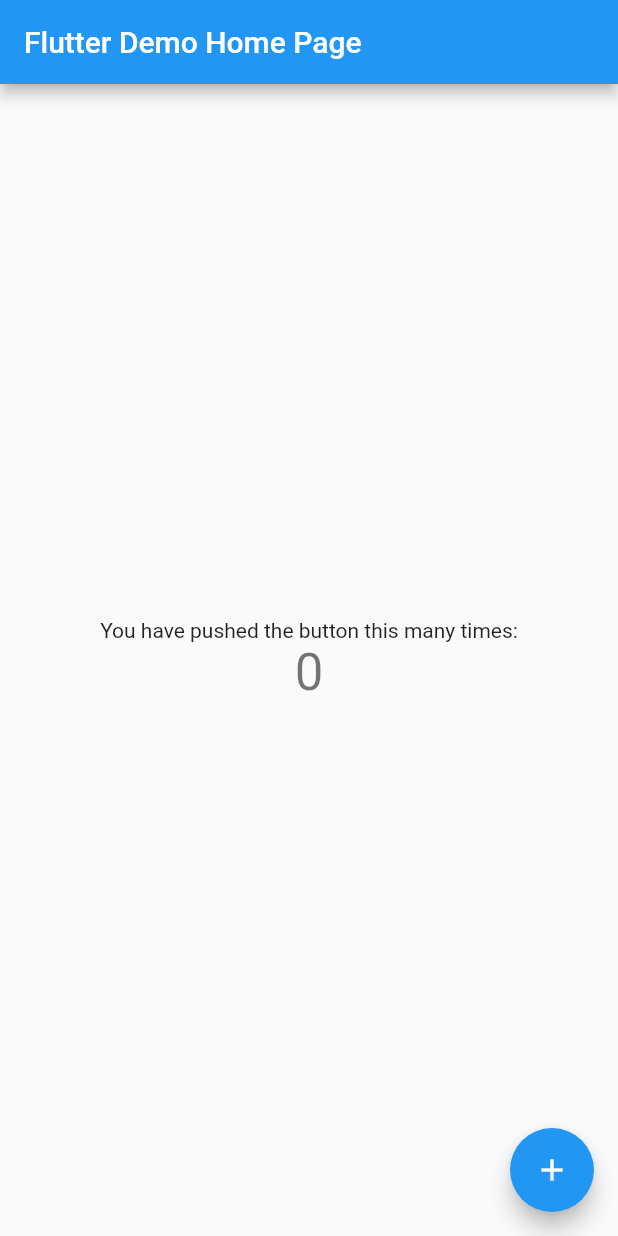
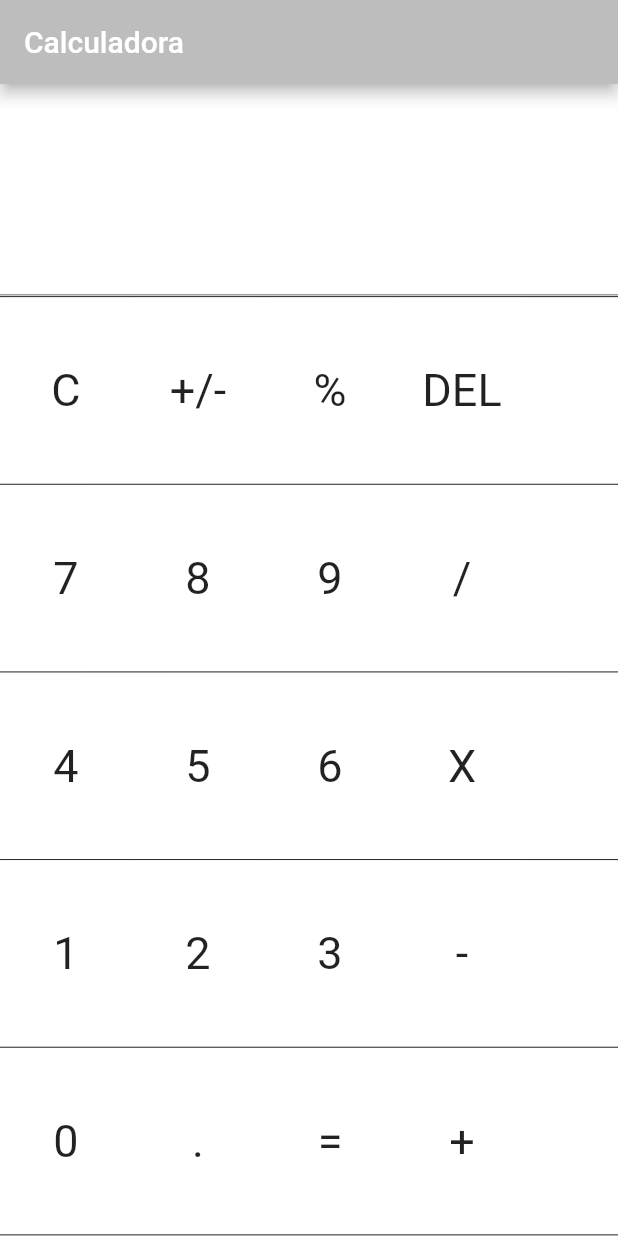
Before and after one commit to GianCarloRumachella/Calculadora, a Flutter app: the screen it shows after launch, on a phone screen of 412 x 824 dp. Run offline on Flutter 3.47's test engine with Material 2 defaults, Android fonts, the phone set to English and light mode, and no system bars.

Commit message:
criação da interface

```diff
--- /dev/null
+++ b/lib/Home.dart
@@ -0,0 +1,334 @@
+import 'package:flutter/material.dart';
+
+class Home extends StatefulWidget {
+  @override
+  _HomeState createState() => _HomeState();
+}
+
+class _HomeState extends State<Home> {
+  @override
+  Widget build(BuildContext context) {
+    return Scaffold(
+      backgroundColor: Colors.white,
+      appBar: AppBar(
+        backgroundColor: Colors.grey[400],
+        title: Text("Calculadora"),
+      ),
+      body: Container(
+        child: Column(
+          children: [
+            TextField(
+              style: TextStyle(fontSize: 100),
+            ),
+            Divider(
+              height: 1.5,
+              color: Colors.grey[900],
+            ),
+            Expanded(
+              flex: 1,
+              child: Row(
+                crossAxisAlignment: CrossAxisAlignment.stretch,
+                children: [
+                  FlatButton(
+                    onPressed: () {},
+                    child: Text(
+                      "C",
+                      style: TextStyle(
+                          fontSize: 30, fontWeight: FontWeight.normal),
+                    ),
+                    color: Colors.white,
+                  ),
+                  Divider(
+                    thickness: 1.5,
+                    color: Colors.grey[900],
+                  ),
+                  FlatButton(
+                    onPressed: () {},
+                    child: Text(
+                      "+/-",
+                      style: TextStyle(
+                        fontSize: 30,
+                        fontWeight: FontWeight.normal,
+                      ),
+                    ),
+                    color: Colors.white,
+                  ),
+                  Divider(
+                    thickness: 1.5,
+                    color: Colors.grey[900],
+                  ),
+                  FlatButton(
+                    onPressed: () {},
+                    child: Text(
+                      "%",
+                      style: TextStyle(
+                          fontSize: 30, fontWeight: FontWeight.normal),
+                    ),
+                    color: Colors.white,
+                  ),
+                  Divider(
+                    thickness: 1.5,
+                    color: Colors.grey[900],
+                  ),
+                  FlatButton(
+                    onPressed: () {},
+                    child: Text(
+                      "DEL",
+                      style: TextStyle(
+                          fontSize: 30, fontWeight: FontWeight.normal),
+                    ),
+                    color: Colors.white,
+                  ),
+                ],
+              ),
+            ),
+            Divider(
+              height: 1.5,
+              color: Colors.grey[900],
+            ),
+            Expanded(
+              flex: 1,
+              child: Row(
+                crossAxisAlignment: CrossAxisAlignment.stretch,
+                children: [
+                  FlatButton(
+                    onPressed: () {},
+                    child: Text(
+                      "7",
+                      style: TextStyle(
+                          fontSize: 30, fontWeight: FontWeight.normal),
+                    ),
+                    color: Colors.white,
+                  ),
+                  Divider(
+                    thickness: 1.5,
+                    color: Colors.grey[900],
+                  ),
+                  FlatButton(
+                    onPressed: () {},
+                    child: Text(
+                      "8",
+                      style: TextStyle(
+                          fontSize: 30, fontWeight: FontWeight.normal),
+                    ),
+                    color: Colors.white,
+                  ),
+                  Divider(
+                    thickness: 1.5,
+                    color: Colors.grey[900],
+                  ),
+                  FlatButton(
+                    onPressed: () {},
+                    child: Text(
+                      "9",
+                      style: TextStyle(
+                          fontSize: 30, fontWeight: FontWeight.normal),
+                    ),
+                    color: Colors.white,
+                  ),
+                  Divider(
+                    thickness: 1.5,
+                    color: Colors.grey[900],
+                  ),
+                  FlatButton(
+                    onPressed: () {},
+                    child: Text(
+                      "/",
+                      style: TextStyle(
+                          fontSize: 30, fontWeight: FontWeight.normal),
+                    ),
+                    color: Colors.white,
+                  ),
+                ],
+              ),
+            ),
+            Divider(
+              height: 1.5,
+              color: Colors.grey[900],
+            ),
+            Expanded(
+              flex: 1,
+              child: Row(
+                crossAxisAlignment: CrossAxisAlignment.stretch,
+                children: [
+                  FlatButton(
+                    onPressed: () {},
+                    child: Text(
+                      "4",
+                      style: TextStyle(
+                          fontSize: 30, fontWeight: FontWeight.normal),
+                    ),
+                    color: Colors.white,
+                  ),
+                  Divider(
+                    thickness: 1.5,
+                    color: Colors.grey[900],
+                  ),
+                  FlatButton(
+                    onPressed: () {},
+                    child: Text(
+                      "5",
+                      style: TextStyle(
+                          fontSize: 30, fontWeight: FontWeight.normal),
+                    ),
+                    color: Colors.white,
+                  ),
+                  Divider(
+                    thickness: 1.5,
+                    color: Colors.grey[900],
+                  ),
+                  FlatButton(
+                    onPressed: () {},
+                    child: Text(
+                      "6",
+                      style: TextStyle(
+                          fontSize: 30, fontWeight: FontWeight.normal),
+                    ),
+                    color: Colors.white,
+                  ),
+                  Divider(
+                    thickness: 1.5,
+                    color: Colors.grey[900],
+                  ),
+                  FlatButton(
+                    onPressed: () {},
+                    child: Text(
+                      "X",
+                      style: TextStyle(
+                          fontSize: 30, fontWeight: FontWeight.normal),
+                    ),
+                    color: Colors.white,
+                  ),
+                ],
+              ),
+            ),
+            Divider(
+              height: 1.5,
+              color: Colors.grey[900],
+            ),
+            Expanded(
+              flex: 1,
+              child: Row(
+                crossAxisAlignment: CrossAxisAlignment.stretch,
+                children: [
+                  FlatButton(
+                    onPressed: () {},
+                    child: Text(
+                      "1",
+                      style: TextStyle(
+                          fontSize: 30, fontWeight: FontWeight.normal),
+                    ),
+                    color: Colors.white,
+                  ),
+                  Divider(
+                    thickness: 1.5,
+                    color: Colors.grey[900],
+                  ),
+                  FlatButton(
+                    onPressed: () {},
+                    child: Text(
+                      "2",
+                      style: TextStyle(
+                          fontSize: 30, fontWeight: FontWeight.normal),
+                    ),
+                    color: Colors.white,
+                  ),
+                  Divider(
+                    thickness: 1.5,
+                    color: Colors.grey[900],
+                  ),
+                  FlatButton(
+                    onPressed: () {},
+                    child: Text(
+                      "3",
+                      style: TextStyle(
+                          fontSize: 30, fontWeight: FontWeight.normal),
+                    ),
+                    color: Colors.white,
+                  ),
+                  Divider(
+                    thickness: 1.5,
+                    color: Colors.grey[900],
+                  ),
+                  FlatButton(
+                    onPressed: () {},
+                    child: Text(
+                      "-",
+                      style: TextStyle(
+                          fontSize: 30, fontWeight: FontWeight.normal),
+                    ),
+                    color: Colors.white,
+                  ),
+                ],
+              ),
+            ),
+            Divider(
+              height: 1.5,
+              color: Colors.grey[900],
+            ),
+            Expanded(
+              flex: 1,
+              child: Row(
+                crossAxisAlignment: CrossAxisAlignment.stretch,
+                children: [
+                  FlatButton(
+                    onPressed: () {},
+                    child: Text(
+                      "0",
+                      style: TextStyle(
+                          fontSize: 30, fontWeight: FontWeight.normal),
+                    ),
+                    color: Colors.white,
+                  ),
+                  Divider(
+                    thickness: 1.5,
+                    color: Colors.grey[900],
+                  ),
+                  FlatButton(
+                    onPressed: () {},
+                    child: Text(
+                      ".",
+                      style: TextStyle(
+                          fontSize: 30, fontWeight: FontWeight.normal),
+                    ),
+                    color: Colors.white,
+                  ),
+                  Divider(
+                    thickness: 1.5,
+                    color: Colors.grey[900],
+                  ),
+                  FlatButton(
+                    onPressed: () {},
+                    child: Text(
+                      "=",
+                      style: TextStyle(
+                          fontSize: 30, fontWeight: FontWeight.normal),
+                    ),
+                    color: Colors.white,
+                  ),
+                  Divider(
+                    thickness: 1.5,
+                    color: Colors.grey[900],
+                  ),
+                  FlatButton(
+                    onPressed: () {},
+                    child: Text(
+                      "+",
+                      style: TextStyle(
+                          fontSize: 30, fontWeight: FontWeight.normal),
+                    ),
+                    color: Colors.white,
+                  ),
+                ],
+              ),
+            ),
+            Divider(
+              height: 1.5,
+              color: Colors.grey[900],
+            ),
+          ],
+        ),
+      ),
+    );
+  }
+}
--- a/lib/main.dart
+++ b/lib/main.dart
@@ -1,90 +1,10 @@
+import 'package:calculadora/Home.dart';
 import 'package:flutter/material.dart';
 
 void main() {
-  runApp(MyApp());
+  runApp(
+    MaterialApp(
+      home: Home(),
+    ),
+  );
 }
-
-class MyApp extends StatelessWidget {
-
-  @override
-  Widget build(BuildContext context) {
-    return MaterialApp(
-      title: 'Flutter Demo',
-      theme: ThemeData(
-
-        primarySwatch: Colors.blue,
-      ),
-      home: MyHomePage(title: 'Flutter Demo Home Page'),
-    );
-  }
-}
-
-class MyHomePage extends StatefulWidget {
-  MyHomePage({Key key, this.title}) : super(key: key);
-
-
-
-  final String title;
-
-  @override
-  _MyHomePageState createState() => _MyHomePageState();
-}
-
-class _MyHomePageState extends State<MyHomePage> {
-  int _counter = 0;
-
-  void _incrementCounter() {
-    setState(() {
-
-      _counter++;
-    });
-  }
-
-  @override
-  Widget build(BuildContext context) {
-
-    // than having to individually change instances of widgets.
-    return Scaffold(
-      appBar: AppBar(
-        // Here we take the value from the MyHomePage object that was created by
-        // the App.build method, and use it to set our appbar title.
-        title: Text(widget.title),
-      ),
-      body: Center(
-        // Center is a layout widget. It takes a single child and positions it
-        // in the middle of the parent.
-        child: Column(
-          // Column is also a layout widget. It takes a list of children and
-          // arranges them vertically. By default, it sizes itself to fit its
-          // children horizontally, and tries to be as tall as its parent.
-          //
-          // Invoke "debug painting" (press "p" in the console, choose the
-          // "Toggle Debug Paint" action from the Flutter Inspector in Android
-          // Studio, or the "Toggle Debug Paint" command in Visual Studio Code)
-          // to see the wireframe for each widget.
-          //
-          // Column has various properties to control how it sizes itself and
-          // how it positions its children. Here we use mainAxisAlignment to
-          // center the children vertically; the main axis here is the vertical
-          // axis because Columns are vertical (the cross axis would be
-          // horizontal).
-          mainAxisAlignment: MainAxisAlignment.center,
-          children: <Widget>[
-            Text(
-              'You have pushed the button this many times:',
-            ),
-            Text(
-              '$_counter',
-              style: Theme.of(context).textTheme.headline4,
-            ),
-          ],
-        ),
-      ),
-      floatingActionButton: FloatingActionButton(
-        onPressed: _incrementCounter,
-        tooltip: 'Increment',
-        child: Icon(Icons.add),
-      ), // This trailing comma makes auto-formatting nicer for build methods.
-    );
-  }
-}
```
Also changed, not shown: pubspec.yaml (+1 -9 lines), pubspec.lock.
